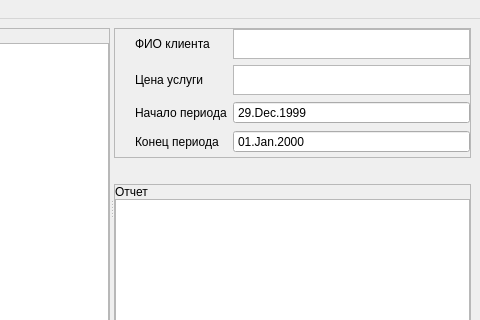
Above: mainwindow.ui from mintedcoinn/course-proj before the change; both pictures show x 369 to 849 and y 0 to 320 of the 849 by 611 pixel window. Below: the same form after it.
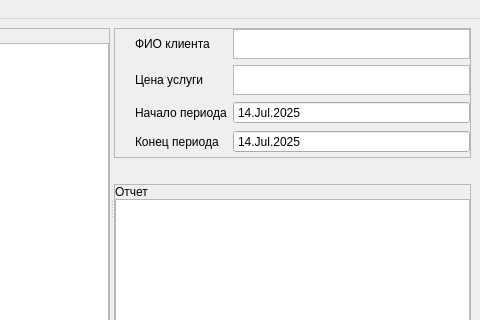
That is the form after the change.

Patch:
```diff
--- a/mainwindow.ui
+++ b/mainwindow.ui
@@ -275,6 +275,16 @@
               <property name="buttonSymbols">
                <enum>QAbstractSpinBox::NoButtons</enum>
               </property>
+              <property name="dateTime">
+               <datetime>
+                <hour>0</hour>
+                <minute>0</minute>
+                <second>0</second>
+                <year>2025</year>
+                <month>7</month>
+                <day>14</day>
+               </datetime>
+              </property>
               <property name="displayFormat">
                <string>dd.MMM.yyyy</string>
               </property>
@@ -307,9 +317,9 @@
                 <hour>0</hour>
                 <minute>0</minute>
                 <second>0</second>
-                <year>1999</year>
-                <month>12</month>
-                <day>29</day>
+                <year>2025</year>
+                <month>7</month>
+                <day>14</day>
                </datetime>
               </property>
               <property name="displayFormat">
```
Left out of the diff: 29 changed lines with no effect on the pictures.
